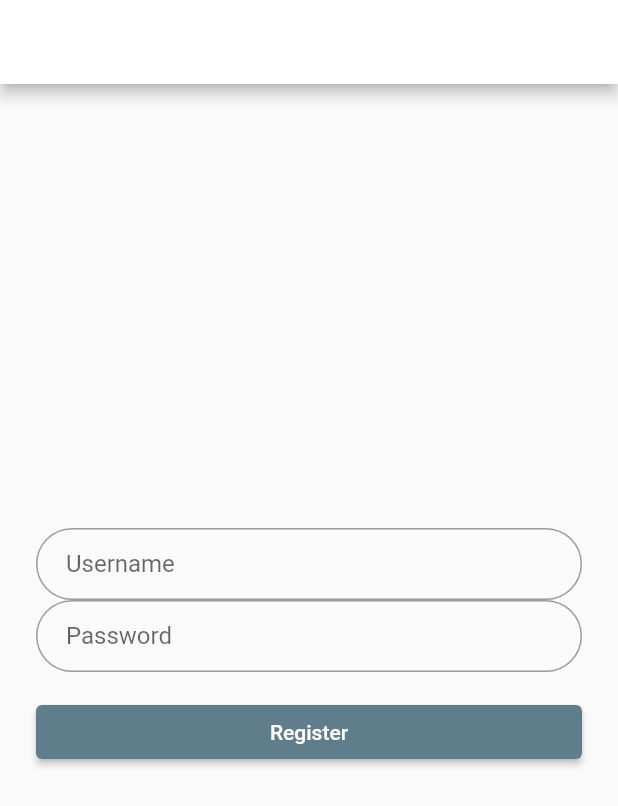
After one commit to yusptar/uts-pemrograman-mobile, a Flutter app: the screen it shows after launch, after a tap on "Create an Account", on a phone screen of 412 x 824 dp. The commit adds this screen. Shown: the top 806 px of the screen. Run offline on Flutter 3.47's test engine with Material 2 defaults, Android fonts, the phone set to English and light mode, and no system bars; our stand-ins replace sqflite; accounts and stored records are empty.

Commit message:
progress 4

```diff
--- a/lib/dbhelper/dbhelper.dart
+++ b/lib/dbhelper/dbhelper.dart
@@ -119,7 +119,7 @@ class DbHelper {
     int count = LoginMapList.length;
     List<Login> LoginList = List<Login>();
     for (int i = 0; i < count; i++) {
-      LoginList.add(Login.fromMap(LoginMapList[i]));
+      LoginList.add(Login.fromMapLogin(LoginMapList[i]));
     }
     return LoginList;
   }
@@ -129,7 +129,7 @@ class DbHelper {
     var res = await dbClient.query("login");
 
     List<Login> list =
-        res.isNotEmpty ? res.map((c) => Login.fromMap(c)).toList() : null;
+        res.isNotEmpty ? res.map((c) => Login.fromMapLogin(c)).toList() : null;
 
     return list;
   }
@@ -140,7 +140,7 @@ class DbHelper {
         "SELECT * FROM login WHERE username = '$username' and password = '$password'");
 
     if (res.length > 0) {
-      return new Login.fromMap(res.first);
+      return new Login.fromMapLogin(res.first);
     }
 
     return null;
--- a/lib/models/login.dart
+++ b/lib/models/login.dart
@@ -13,7 +13,7 @@ class Login {
 
   Login(this._username, this._password);
 
-  Login.fromMap(Map<String, dynamic> map) {
+  Login.fromMapLogin(Map<String, dynamic> map) {
     this._id = map['id'];
     this._username = map['username'];
     this._password = map['password'];
--- a/lib/models/loginpage.dart
+++ b/lib/models/loginpage.dart
@@ -4,6 +4,7 @@ import 'package:uts/models/home.dart';
 import 'package:uts/models/login.dart';
 import 'package:uts/models/loginResp.dart';
 import 'package:uts/main.dart';
+import 'package:uts/models/register.dart';
 
 class LoginPage extends StatefulWidget {
   @override
@@ -98,16 +99,40 @@ class _LoginPageState extends State<LoginPage> implements LoginCallBack {
               padding: EdgeInsets.all(4),
               child: Material(
                 shadowColor: Colors.lightBlueAccent.shade100,
-                child: ElevatedButton(
+                child: RaisedButton(
                   onPressed: _submit,
-                  child: Text('Log In', style: TextStyle(color: Colors.white)),
+                  child: Text(
+                    'Log In',
+                    style: TextStyle(color: Colors.white),
+                  ),
                 ),
               ),
+            ),
+            FlatButton(
+              child: Text(
+                'Create an Account',
+                style: TextStyle(color: Colors.black54),
+              ),
+              onPressed: () async {
+                var login = await navigateToRegisterPage(context, null);
+                if (login != null) {
+                  int result = await dbHelper.insertLogin(login);
+                }
+              },
             ),
           ],
         ),
       ),
     );
+  }
+
+  Future<Login> navigateToRegisterPage(
+      BuildContext context, Login login) async {
+    var result = await Navigator.push(context,
+        MaterialPageRoute(builder: (BuildContext context) {
+      return RegisterPage(login);
+    }));
+    return result;
   }
 
   @override
--- /dev/null
+++ b/lib/models/register.dart
@@ -0,0 +1,84 @@
+import 'package:flutter/material.dart';
+import 'package:uts/models/login.dart';
+
+class RegisterPage extends StatefulWidget {
+  // deklarasi class login
+  final Login login;
+  RegisterPage(this.login);
+  @override
+  RegisterPageState createState() => RegisterPageState(this.login);
+}
+
+class RegisterPageState extends State<RegisterPage> {
+  // controller form username & password
+  TextEditingController usernameController = TextEditingController();
+  TextEditingController passwordController = TextEditingController();
+  // instansiasi class login dan registerpagestate
+  Login login;
+  RegisterPageState(this.login);
+  @override
+  Widget build(BuildContext context) {
+    return Scaffold(
+      appBar: AppBar(
+        title: Text("Register Page"),
+        backgroundColor: Colors.white,
+      ),
+      body: Center(
+        child: ListView(
+          shrinkWrap: true,
+          padding: EdgeInsets.only(left: 24.0, right: 24.0),
+          children: <Widget>[
+            Container(
+              child: TextFormField(
+                keyboardType: TextInputType.text,
+                autofocus: false,
+                controller: usernameController,
+                decoration: InputDecoration(
+                  hintText: 'Username',
+                  contentPadding: EdgeInsets.fromLTRB(20.0, 10.0, 20.0, 10.0),
+                  border: OutlineInputBorder(
+                      borderRadius: BorderRadius.circular(32.0)),
+                ),
+              ),
+            ),
+            Container(
+              child: TextFormField(
+                autofocus: false,
+                controller: passwordController,
+                obscureText: true,
+                decoration: InputDecoration(
+                  hintText: 'Password',
+                  contentPadding: EdgeInsets.fromLTRB(20.0, 10.0, 20.0, 10.0),
+                  border: OutlineInputBorder(
+                      borderRadius: BorderRadius.circular(32.0)),
+                ),
+              ),
+            ),
+            Container(
+              child: Padding(
+                padding: EdgeInsets.symmetric(vertical: 16.0),
+                child: Material(
+                  shadowColor: Colors.lightBlueAccent.shade100,
+                  child: ElevatedButton(
+                    onPressed: () {
+                      if (login == null) {
+                        login = Login(
+                            usernameController.text, passwordController.text);
+                      } else {
+                        login.username = usernameController.text;
+                        login.password = passwordController.text;
+                      }
+                      Navigator.pop(context, login);
+                    },
+                    child:
+                        Text('Register', style: TextStyle(color: Colors.white)),
+                  ),
+                ),
+              ),
+            ),
+          ],
+        ),
+      ),
+    );
+  }
+}
```
